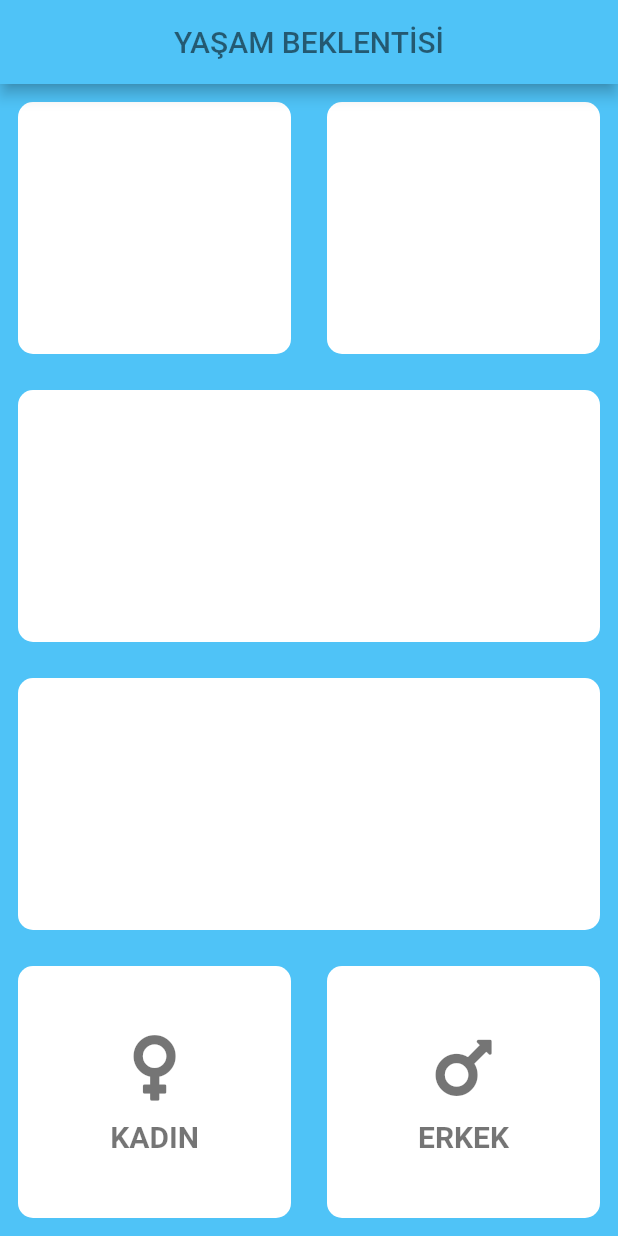
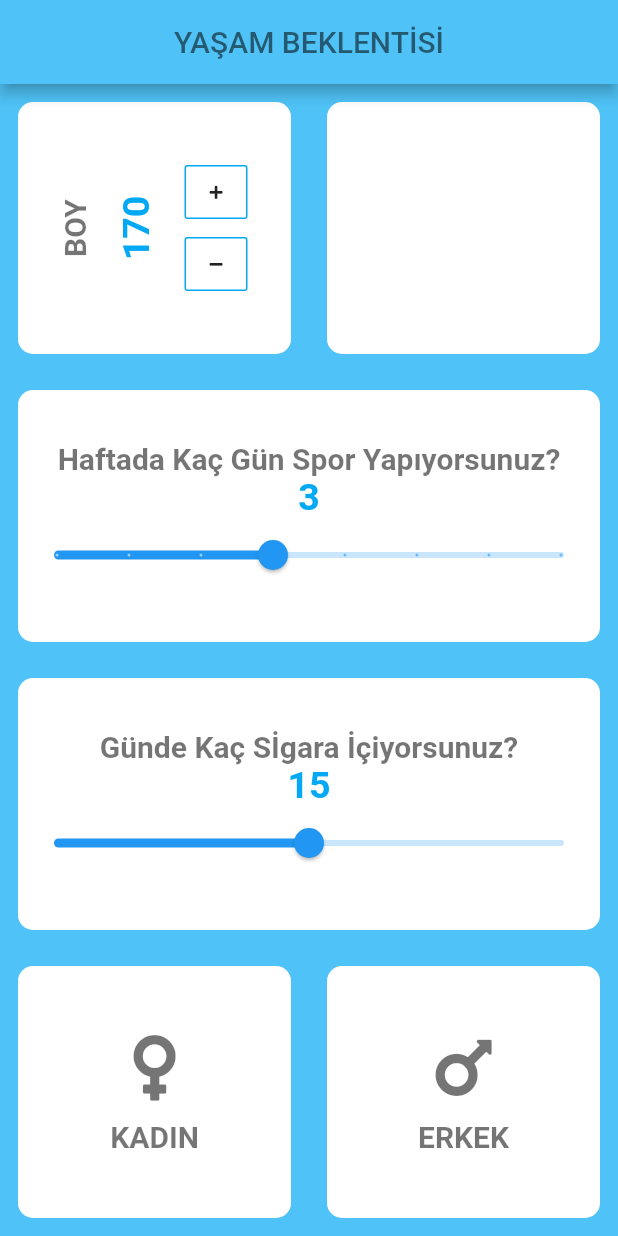
Before and after one commit to CihanTurunc/flutter_vucut_kitle_endeksi, a Flutter app: the screen it shows after launch, on a phone screen of 412 x 824 dp. Run offline on Flutter 3.47's test engine with Material 2 defaults, Android fonts, the light colour scheme and no system bars; our stand-ins replace font_awesome_flutter.

Commit message:
202101042338

```diff
--- /dev/null
+++ b/lib/constants.dart
@@ -0,0 +1,8 @@
+import 'package:flutter/cupertino.dart';
+import 'package:flutter/material.dart';
+
+TextStyle kMetinStili =
+    TextStyle(color: Colors.black54, fontSize: 20, fontWeight: FontWeight.bold);
+
+TextStyle kSayiStili = TextStyle(
+    color: Colors.lightBlue, fontSize: 25, fontWeight: FontWeight.bold);
--- a/lib/icon_cinsiyet.dart
+++ b/lib/icon_cinsiyet.dart
@@ -1,5 +1,6 @@
 import 'package:flutter/material.dart';
 import 'package:font_awesome_flutter/font_awesome_flutter.dart';
+import 'package:myapp/constants.dart';
 
 class IconCinsiyet extends StatelessWidget {
   final String cinsiyet;
@@ -23,8 +24,7 @@ class IconCinsiyet extends StatelessWidget {
         ),
         Text(
           cinsiyet,
-          style: TextStyle(
-              color: Colors.black54, fontSize: 20, fontWeight: FontWeight.bold),
+          style: kMetinStili,
         )
       ],
     );
--- a/lib/input_page.dart
+++ b/lib/input_page.dart
@@ -1,6 +1,7 @@
 import 'package:flutter/cupertino.dart';
 import 'package:flutter/material.dart';
 import 'package:font_awesome_flutter/font_awesome_flutter.dart';
+import 'package:myapp/constants.dart';
 
 import 'icon_cinsiyet.dart';
 import 'my_container.dart';
@@ -12,6 +13,9 @@ class InputPage extends StatefulWidget {
 
 class _InputPageState extends State<InputPage> {
   String seciliCinsiyet;
+  double icilenSigara = 15.0;
+  double yapilanSpor = 3.0;
+  int boy = 170;
 
   @override
   Widget build(BuildContext context) {
@@ -24,12 +28,68 @@ class _InputPageState extends State<InputPage> {
           centerTitle: true,
         ),
         body: Column(
+          crossAxisAlignment: CrossAxisAlignment.stretch,
           children: [
             Expanded(
               child: Row(
                 children: [
                   Expanded(
-                    child: MyContainer(),
+                    child: MyContainer(
+                      child: SizedBox(
+                        child: Row(
+                          mainAxisAlignment: MainAxisAlignment.center,
+                          children: [
+                            RotatedBox(
+                              quarterTurns: 3,
+                              child: Text(
+                                'BOY',
+                                style: kMetinStili,
+                              ),
+                            ),
+                            SizedBox(width: 15),
+                            RotatedBox(
+                              quarterTurns: 3,
+                              child: Text(
+                                boy.toString(),
+                                style: kSayiStili,
+                              ),
+                            ),
+                            SizedBox(width: 15),
+                            Column(
+                              mainAxisAlignment: MainAxisAlignment.center,
+                              children: [
+                                ButtonTheme(
+                                  minWidth: 36,
+                                  child: OutlineButton(
+                                    borderSide: BorderSide(color: Colors.lightBlue),
+                                    onPressed: () {
+                                      print('üstteki buton basıldı');
+                                    },
+                                    child: Icon(
+                                      FontAwesomeIcons.plus,
+                                      size: 10,
+                                    ),
+                                  ),
+                                ),
+                                ButtonTheme(
+                                  minWidth: 36,
+                                  child: OutlineButton(
+                                    borderSide: BorderSide(color: Colors.lightBlue),
+                                    onPressed: () {
+                                      print('alttaki buton basıldı');
+                                    },
+                                    child: Icon(
+                                      FontAwesomeIcons.minus,
+                                      size: 10,
+                                    ),
+                                  ),
+                                ),
+                              ],
+                            ),
+                          ],
+                        ),
+                      ),
+                    ),
                   ),
                   Expanded(
                     child: MyContainer(),
@@ -38,10 +98,57 @@ class _InputPageState extends State<InputPage> {
               ),
             ),
             Expanded(
-              child: MyContainer(),
+              child: MyContainer(
+                child: Column(
+                  mainAxisAlignment: MainAxisAlignment.center,
+                  children: [
+                    Text(
+                      'Haftada Kaç Gün Spor Yapıyorsunuz?',
+                      style: kMetinStili,
+                    ),
+                    Text(
+                      yapilanSpor.round().toString(),
+                      style: kSayiStili,
+                    ),
+                    Slider(
+                        min: 0,
+                        max: 7,
+                        divisions: 7,
+                        value: yapilanSpor,
+                        onChanged: (double newValue) {
+                          setState(() {
+                            yapilanSpor = newValue;
+                          });
+                        })
+                  ],
+                ),
+              ),
             ),
             Expanded(
-              child: MyContainer(),
+              child: MyContainer(
+                child: Column(
+                  mainAxisAlignment: MainAxisAlignment.center,
+                  children: [
+                    Text(
+                      'Günde Kaç Sİgara İçiyorsunuz?',
+                      style: kMetinStili,
+                    ),
+                    Text(
+                      icilenSigara.round().toString(),
+                      style: kSayiStili,
+                    ),
+                    Slider(
+                        min: 0,
+                        max: 30,
+                        value: icilenSigara,
+                        onChanged: (double newValue) {
+                          setState(() {
+                            icilenSigara = newValue;
+                          });
+                        })
+                  ],
+                ),
+              ),
             ),
             Expanded(
               child: Row(
```
